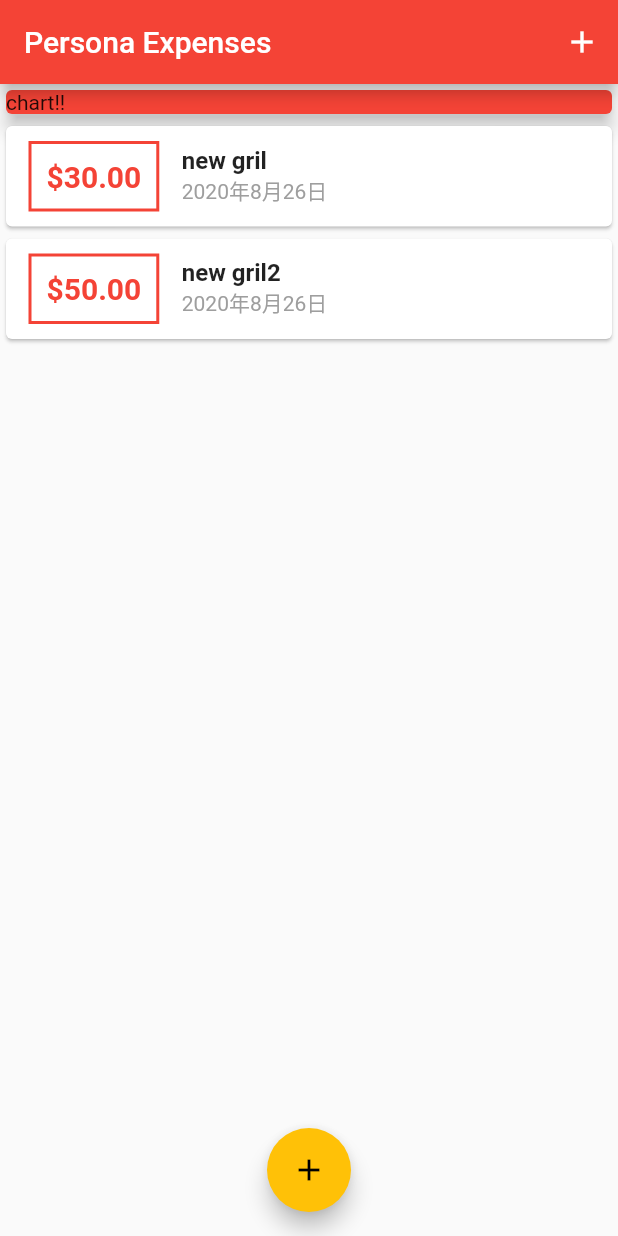
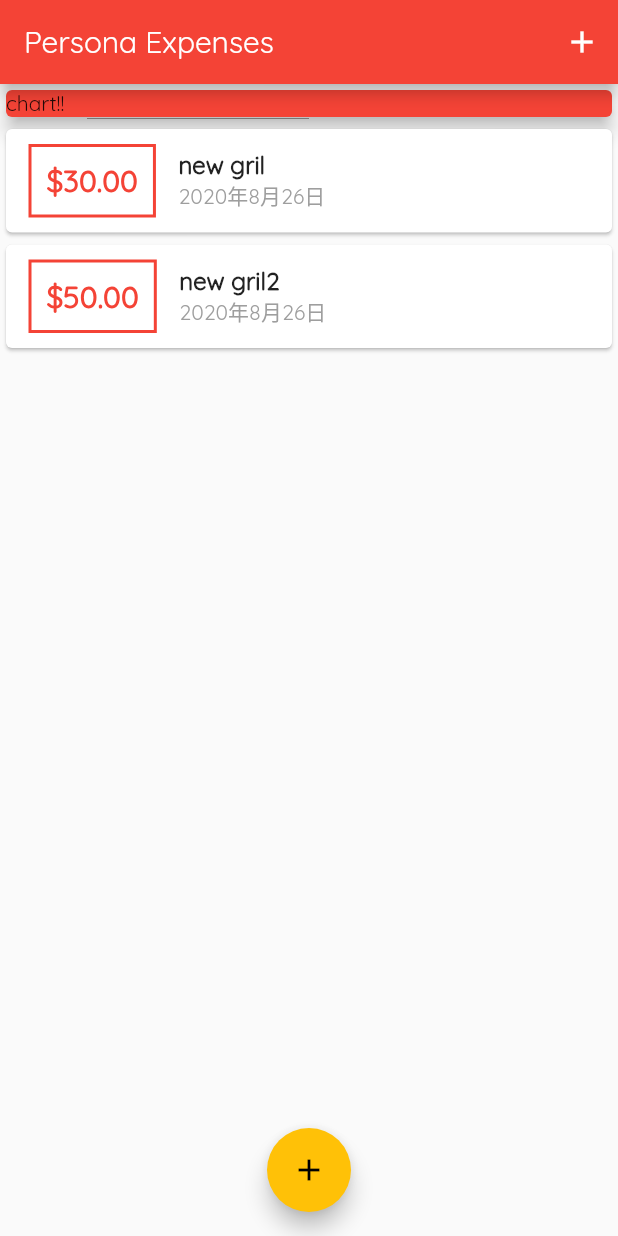
Before and after one commit to gentixyann/first_-flutter, a Flutter app: the screen it shows after launch, on a phone screen of 412 x 824 dp. Run offline on Flutter 3.47's test engine with Material 2 defaults, Android fonts, the phone set to English and light mode, and no system bars.

Commit message:
themeでデフォルトfontを設定

```diff
--- a/lib/main.dart
+++ b/lib/main.dart
@@ -13,7 +13,10 @@ class MyApp extends StatelessWidget {
     initializeDateFormatting('ja');
     return MaterialApp(
       title: 'Persona Expenses',
-      theme: ThemeData(primarySwatch: Colors.red, accentColor: Colors.amber),
+      theme: ThemeData(
+          primarySwatch: Colors.red,
+          accentColor: Colors.amber,
+          fontFamily: 'Quicksand'),
       home: MyHomePage(),
     );
   }
```
Also changed, not shown: pubspec.yaml (+11 -6 lines).
